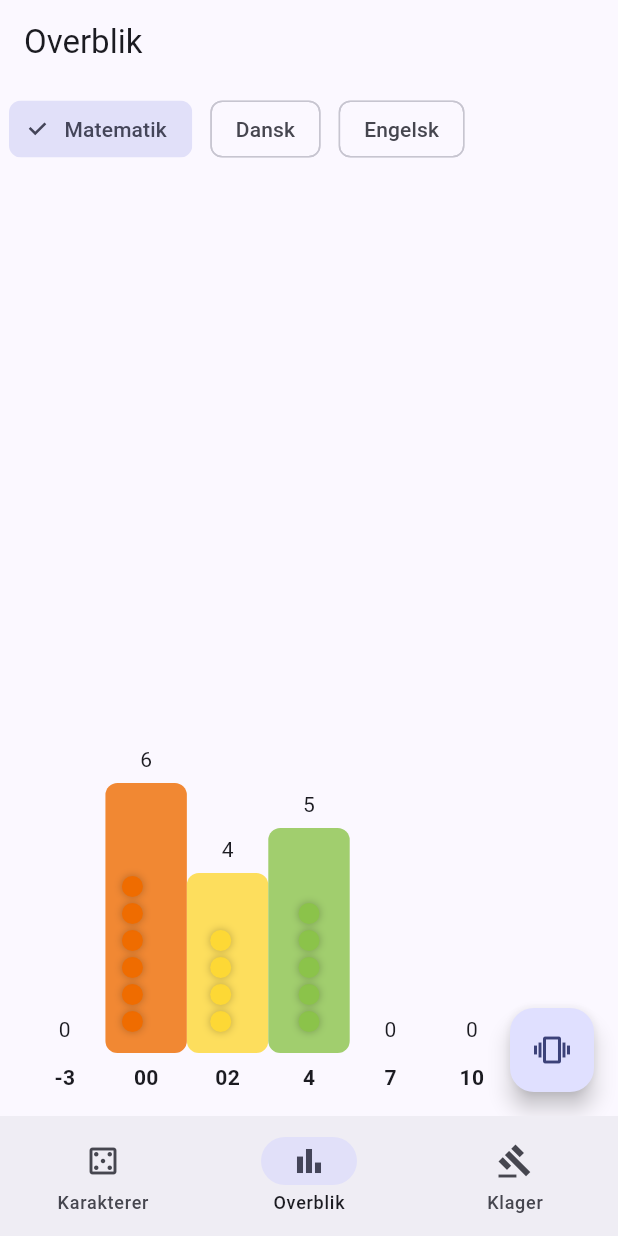
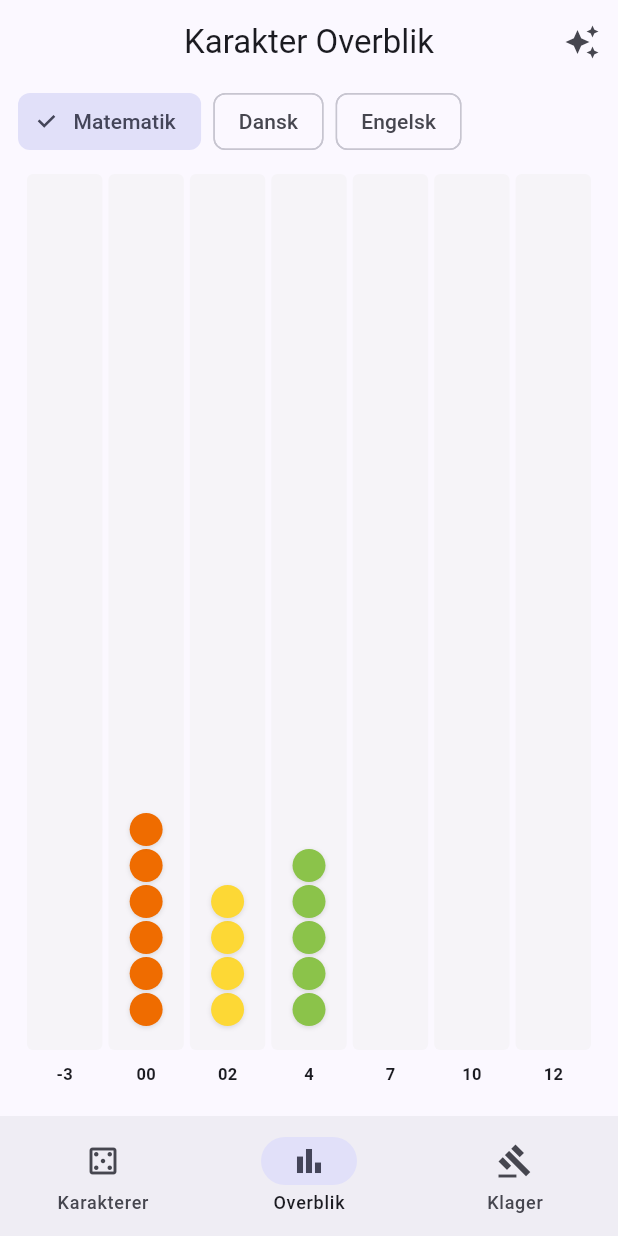
Before and after one commit to nikolajTEC/karakter_app, a Flutter app: the screen it shows after launch, item 2 of the bottom bar chosen, on a phone screen of 412 x 824 dp. Run offline on Flutter 3.47's test engine with Material 3 defaults, Android fonts, the phone set to English and light mode, and no system bars; our stand-ins replace flutter_fortune_wheel, shared_preferences; missing offline and left inert: shake.

Commit message:
final version

```diff
--- a/lib/screens/overview_screen.dart
+++ b/lib/screens/overview_screen.dart
@@ -1,4 +1,5 @@
 import 'package:flutter/material.dart';
+import 'package:karakter_app/models/subject.dart';
 import 'package:provider/provider.dart';
 import 'package:shake/shake.dart';
 
@@ -21,15 +22,15 @@ class _OverviewScreenState extends State<OverviewScreen> {
   @override
   void initState() {
     super.initState();
-
     _shakeDetector = ShakeDetector.autoStart(
-      shakeThresholdGravity: 2.5,
+      shakeThresholdGravity: 2.2,
       onPhoneShake: _triggerShake,
     );
   }
 
-  void _triggerShake() {
+  void _triggerShake() async {
     if (_isRedistributing || !mounted) return;
+
     final provider = context.read<ClassProvider>();
     final cls = provider.selectedClass;
     if (cls == null || cls.subjects.isEmpty) return;
@@ -37,11 +38,19 @@ class _OverviewScreenState extends State<OverviewScreen> {
     final subjectId = cls.subjects[_selectedSubjectIndex].id;
 
     setState(() => _isRedistributing = true);
-    provider.redistributeGrades(cls.id, subjectId);
 
-    Future.delayed(const Duration(milliseconds: 800), () {
-      if (mounted) setState(() => _isRedistributing = false);
-    });
+    // Reduced to 2 bursts with a longer delay to let animations settle
+    for (int i = 0; i < 2; i++) {
+      if (!mounted) break;
+      provider.redistributeGrades(cls.id, subjectId);
+      await Future.delayed(const Duration(milliseconds: 300));
+    }
+
+    if (mounted) {
+      // Keep the "active" state briefly after the last move
+      await Future.delayed(const Duration(milliseconds: 200));
+      setState(() => _isRedistributing = false);
+    }
   }
 
   @override
@@ -56,194 +65,182 @@ class _OverviewScreenState extends State<OverviewScreen> {
     final cls = provider.selectedClass;
 
     return Scaffold(
-      floatingActionButton: FloatingActionButton(
-        onPressed: _triggerShake,
-        child: const Icon(Icons.vibration),
+      appBar: AppBar(
+        title: const Text('Karakter Overblik'),
+        centerTitle: true,
+        // MOVED SHAKE BUTTON TO TOP RIGHT
+        actions: [
+          IconButton(
+            onPressed: _triggerShake,
+            icon: Icon(
+              _isRedistributing ? Icons.refresh : Icons.auto_awesome,
+              color: _isRedistributing ? Colors.orange : null,
+            ),
+          ),
+        ],
       ),
-      appBar: AppBar(title: const Text('Overblik')),
       body: cls == null
-          ? const Center(child: Text('Opret en klasse først'))
-          : _OverviewBody(
-              cls: cls,
-              subjectIndex: _selectedSubjectIndex,
-              isRedistributing: _isRedistributing,
-              onSubjectSelected: (i) =>
-                  setState(() => _selectedSubjectIndex = i),
+          ? const Center(child: Text('Ingen klasse valgt'))
+          : Column(
+              children: [
+                _SubjectSelector(
+                  subjects: cls.subjects,
+                  selectedIndex: _selectedSubjectIndex,
+                  onSelected: (i) => setState(() => _selectedSubjectIndex = i),
+                ),
+                Expanded(
+                  child: OrientationBuilder(
+                    builder: (context, orientation) {
+                      return Padding(
+                        padding: const EdgeInsets.fromLTRB(16, 10, 16, 20),
+                        child: _VisualDistribution(
+                          cls: cls,
+                          subjectId: cls.subjects[_selectedSubjectIndex].id,
+                          isLandscape: orientation == Orientation.landscape,
+                        ),
+                      );
+                    },
+                  ),
+                ),
+              ],
             ),
     );
   }
 }
 
-class _OverviewBody extends StatelessWidget {
-  final SchoolClass cls;
-  final int subjectIndex;
-  final bool isRedistributing;
-  final void Function(int) onSubjectSelected;
-
-  const _OverviewBody({
-    required this.cls,
-    required this.subjectIndex,
-    required this.isRedistributing,
-    required this.onSubjectSelected,
-  });
-
-  @override
-  Widget build(BuildContext context) {
-    final subjectId = cls.subjects[subjectIndex].id;
-    final slots = cls.slotsByGrade(subjectId);
-
-    return Column(
-      children: [
-        const SizedBox(height: 10),
-
-        // SUBJECT SELECTOR
-        SizedBox(
-          height: 40,
-          child: ListView.builder(
-            scrollDirection: Axis.horizontal,
-            itemCount: cls.subjects.length,
-            itemBuilder: (context, i) {
-              final selected = i == subjectIndex;
-              return Padding(
-                padding: const EdgeInsets.symmetric(horizontal: 6),
-                child: ChoiceChip(
-                  label: Text(cls.subjects[i].name),
-                  selected: selected,
-                  onSelected: (_) => onSubjectSelected(i),
-                ),
-              );
-            },
-          ),
-        ),
-
-        Expanded(
-          child: Stack(
-            children: [
-              Padding(
-                padding: const EdgeInsets.all(16),
-                child: _GradeBarChart(
-                  slots: slots,
-                  totalStudents: cls.students.length,
-                ),
-              ),
-              _AnimatedStudentCircles(cls: cls, subjectId: subjectId),
-            ],
-          ),
-        ),
-      ],
-    );
-  }
-}
-
-class _AnimatedStudentCircles extends StatelessWidget {
+class _VisualDistribution extends StatelessWidget {
   final SchoolClass cls;
   final String subjectId;
+  final bool isLandscape;
 
-  const _AnimatedStudentCircles({
+  const _VisualDistribution({
     required this.cls,
     required this.subjectId,
+    required this.isLandscape,
   });
 
   @override
   Widget build(BuildContext context) {
     final slotsByGrade = cls.slotsByGrade(subjectId);
+    final grades = Grade.values;
 
     return LayoutBuilder(
       builder: (context, constraints) {
-        final width = constraints.maxWidth;
-        final height = constraints.maxHeight;
+        final totalWidth = constraints.maxWidth;
+        final totalHeight = constraints.maxHeight;
+        final columnWidth = totalWidth / grades.length;
 
-        final gradeWidth = width / allGrades.length;
+        final ballSize = isLandscape ? 16.0 : 22.0;
+        const bottomPadding = 30.0;
 
-        final positionedDots = <Widget>[];
+        return Stack(
+          clipBehavior: Clip.none, // Prevents balls from disappearing if they bounce
+          children: [
+            // BACKGROUND LANES
+            Row(
+              children: grades.map((g) => Expanded(
+                child: Column(
+                  children: [
+                    Expanded(
+                      child: Container(
+                        margin: const EdgeInsets.symmetric(horizontal: 2),
+                        decoration: BoxDecoration(
+                          color: Colors.grey.shade200.withOpacity(0.4),
+                          borderRadius: BorderRadius.circular(4),
+                        ),
+                      ),
+                    ),
+                    const SizedBox(height: 8),
+                    Text(
+                      g.label,
+                      style: const TextStyle(fontWeight: FontWeight.bold, fontSize: 11),
+                    ),
+                  ],
+                ),
+              )).toList(),
+            ),
 
-        for (var gradeIndex = 0; gradeIndex < allGrades.length; gradeIndex++) {
-          final grade = allGrades[gradeIndex];
-          final slots = slotsByGrade[grade] ?? [];
-
-          for (var i = 0; i < slots.length; i++) {
-            final slot = slots[i];
-
-            final xCenter = gradeWidth * gradeIndex + gradeWidth / 2;
-
-            // stack vertically inside the bar
-            final y = height - 70 - (i * 18);
-
-            positionedDots.add(
-              AnimatedPositioned(
-                duration: const Duration(milliseconds: 600),
-                curve: Curves.easeOutBack,
-                left: xCenter - 7,
-                top: y,
-                child: Container(
-                  width: 14,
-                  height: 14,
-                  decoration: BoxDecoration(
-                    color: grade.color,
-                    shape: BoxShape.circle,
-                    boxShadow: const [
-                      BoxShadow(blurRadius: 4, color: Colors.black26),
-                    ],
-                  ),
-                ),
+            // ANIMATED BALLS
+            for (int gIdx = 0; gIdx < grades.length; gIdx++)
+              ..._buildGradeBalls(
+                grade: grades[gIdx],
+                slots: slotsByGrade[grades[gIdx]] ?? [],
+                gIdx: gIdx,
+                columnWidth: columnWidth,
+                totalHeight: totalHeight - bottomPadding,
+                ballSize: ballSize,
               ),
-            );
-          }
-        }
-
-        return Stack(children: positionedDots);
+          ],
+        );
       },
     );
   }
+
+  List<Widget> _buildGradeBalls({
+    required Grade grade,
+    required List<GradeSlot> slots,
+    required int gIdx,
+    required double columnWidth,
+    required double totalHeight,
+    required double ballSize,
+  }) {
+    return List.generate(slots.length, (i) {
+      final xPos = (gIdx * columnWidth) + (columnWidth / 2) - (ballSize / 2);
+      final yPos = totalHeight - (i * (ballSize + 2)) - ballSize - 10;
+
+      return AnimatedPositioned(
+        // IMPORTANT: ValueKey must be unique to the student, not the index
+        key: ValueKey('ball_${slots[i].student.id}'),
+        duration: const Duration(milliseconds: 500),
+        curve: Curves.easeInOutCubic, // Smoother path, less erratic bouncing
+        left: xPos,
+        top: yPos,
+        child: Container(
+          width: ballSize,
+          height: ballSize,
+          decoration: BoxDecoration(
+            color: grade.color,
+            shape: BoxShape.circle,
+            boxShadow: const [
+              BoxShadow(color: Colors.black12, blurRadius: 2, offset: Offset(0, 1)),
+            ],
+          ),
+        ),
+      );
+    });
+  }
 }
 
-class _GradeBarChart extends StatelessWidget {
-  final Map<Grade, List<GradeSlot>> slots;
-  final int totalStudents;
+class _SubjectSelector extends StatelessWidget {
+  final List<Subject> subjects;
+  final int selectedIndex;
+  final Function(int) onSelected;
 
-  const _GradeBarChart({
-    required this.slots,
-    required this.totalStudents,
+  const _SubjectSelector({
+    required this.subjects,
+    required this.selectedIndex,
+    required this.onSelected,
   });
 
   @override
   Widget build(BuildContext context) {
-    // convert slot lists → counts
-    final counts = {
-      for (final g in allGrades) g: slots[g]?.length ?? 0,
-    };
-
-    final maxCount = counts.values.fold<int>(0, (a, b) => a > b ? a : b);
-
-    return Row(
-      crossAxisAlignment: CrossAxisAlignment.end,
-      children: allGrades.map((grade) {
-        final count = counts[grade]!;
-        final heightFactor = maxCount == 0 ? 0.0 : count / maxCount;
-
-        return Expanded(
-          child: Column(
-            mainAxisAlignment: MainAxisAlignment.end,
-            children: [
-              Text(count.toString()),
-              const SizedBox(height: 6),
-              AnimatedContainer(
-                duration: const Duration(milliseconds: 500),
-                height: 180 * heightFactor,
-                decoration: BoxDecoration(
-                  color: grade.color.withOpacity(0.8),
-                  borderRadius: BorderRadius.circular(8),
-                ),
-              ),
-              const SizedBox(height: 6),
-              Text(
-                grade.label,
-                style: const TextStyle(fontWeight: FontWeight.bold),
-              ),
-            ],
-          ),
-        );
-      }).toList(),
+    return SizedBox(
+      height: 50,
+      child: ListView.builder(
+        scrollDirection: Axis.horizontal,
+        itemCount: subjects.length,
+        padding: const EdgeInsets.symmetric(horizontal: 12),
+        itemBuilder: (context, i) {
+          return Padding(
+            padding: const EdgeInsets.only(right: 8),
+            child: ChoiceChip(
+              label: Text(subjects[i].name),
+              selected: i == selectedIndex,
+              onSelected: (_) => onSelected(i),
+            ),
+          );
+        },
+      ),
     );
   }
 }
```
